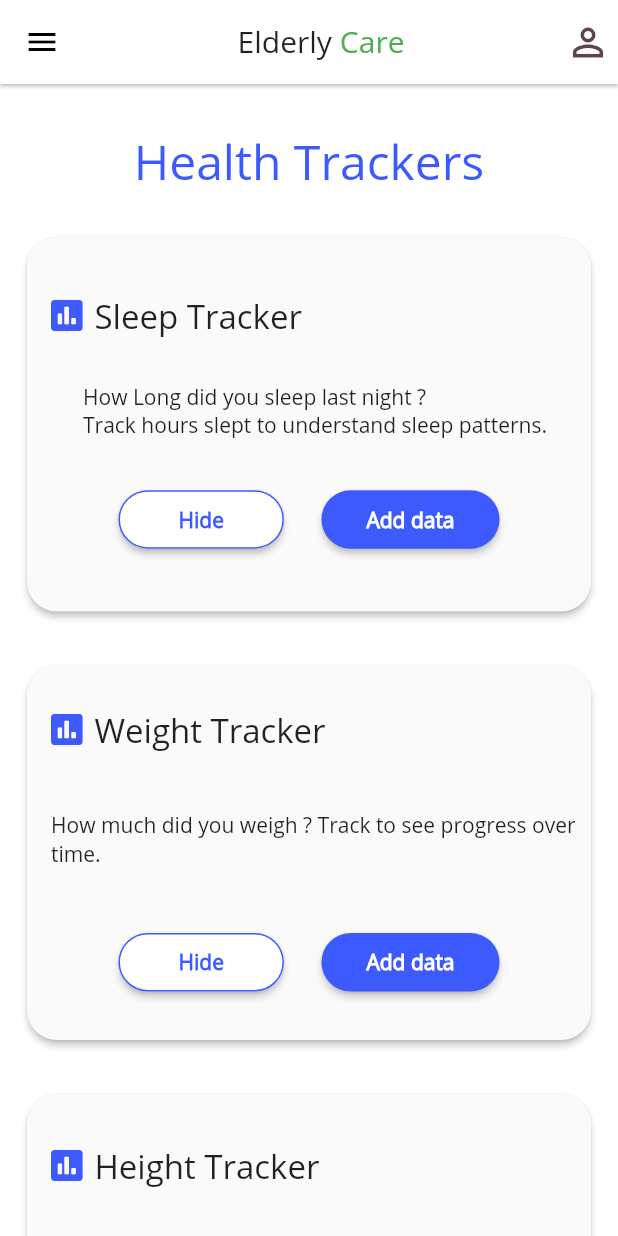
After one commit to adarshbalu/elderly_app, a Flutter app: the TrackerHome screen opened directly, on a phone screen of 412 x 824 dp. The commit adds this screen. Run offline on Flutter 3.47's test engine with Material 2 defaults, Android fonts, the phone set to English and light mode, and no system bars; our stand-ins replace auto_size_text, cloud_firestore, firebase_auth, firebase_storage, flutter_spinkit, font_awesome_flutter and 8 more; missing offline and left inert: firebase_ml_vision, flutter_android, flutter_downloader, flutter_material_pickers, flutter_sms, mlkit and 1 more; accounts and stored records are empty.

Commit message:
Added Tracker Home and Created UI , added link from Home screen

```diff
--- a/lib/screens/home/home_screen.dart
+++ b/lib/screens/home/home_screen.dart
@@ -6,6 +6,7 @@ import 'package:elderly_app/screens/medicine_reminder/medicine_reminder.dart';
 import 'package:elderly_app/screens/notes/note_home_screen.dart';
 import 'package:elderly_app/screens/pages/heart_rate_screen.dart';
 import 'package:elderly_app/screens/relatives/contact_relatives_screen.dart';
+import 'package:elderly_app/screens/trackers/tracker_home.dart';
 import 'package:flutter/material.dart';
 import 'package:flutter/services.dart';
 import 'package:font_awesome_flutter/font_awesome_flutter.dart';
@@ -388,18 +389,21 @@ class _HomeScreenState extends State<HomeScreen> {
                             child: CardButton(
                               height: screenHeight * (20 / 100),
                               width: screenWidth * (35 / 100),
-                              icon: FontAwesomeIcons.walking,
+                              icon: FontAwesomeIcons.notesMedical,
                               size: screenWidth * 0.2,
                               color: Color(0xff3d5afe),
                               borderColor: Color(0xff3d5afe).withOpacity(0.75),
                             ),
                             onTap: () {
-                              Navigator.pushNamed(context, MedicineReminder.id);
+                              Navigator.push(context,
+                                  MaterialPageRoute(builder: (_) {
+                                return TrackerHome();
+                              }));
                             },
                           ),
                           Padding(
                             padding: EdgeInsets.only(top: 8.0),
-                            child: Text('Fitness Track'),
+                            child: Text('Health Tracker'),
                           )
                         ],
                       ),
--- /dev/null
+++ b/lib/screens/trackers/tracker_home.dart
@@ -0,0 +1,164 @@
+import 'package:elderly_app/widgets/app_default.dart';
+import 'package:flutter/material.dart';
+import 'package:font_awesome_flutter/font_awesome_flutter.dart';
+
+class TrackerHome extends StatefulWidget {
+  @override
+  _TrackerHomeState createState() => _TrackerHomeState();
+}
+
+class _TrackerHomeState extends State<TrackerHome> {
+  @override
+  Widget build(BuildContext context) {
+    return Scaffold(
+      appBar: ElderlyAppBar(),
+      drawer: AppDrawer(),
+      body: ListView(
+        children: <Widget>[
+          Center(
+            child: Container(
+              margin: EdgeInsets.fromLTRB(20, 30, 20, 0),
+              child: Text(
+                'Health Trackers',
+                style: TextStyle(
+                  fontSize: 32,
+                  color: Color(0xff3d5afe),
+                ),
+              ),
+            ),
+          ),
+          SizedBox(
+            height: 10,
+          ),
+          TrackerCard(
+            title: 'Sleep Tracker',
+            subTitle:
+                'How Long did you sleep last night ?\nTrack hours slept to understand sleep patterns.',
+            onAdd: () {},
+            onHide: () {},
+          ),
+          TrackerCard(
+            title: 'Weight Tracker',
+            subTitle:
+                '\nHow much did you weigh ? Track to see progress over time.\n',
+            onAdd: () {},
+            onHide: () {},
+          ),
+          TrackerCard(
+            title: 'Height Tracker',
+            subTitle: '\nHow tall are you ? Track to see progress over time.\n',
+            onAdd: () {},
+            onHide: () {},
+          ),
+          TrackerCard(
+            title: 'Blood Glucose',
+            subTitle:
+                '\nWhat\'s your blood sugar level ? Track to chart progress.\n',
+            onAdd: () {},
+            onHide: () {},
+          ),
+          TrackerCard(
+            title: 'Blood Pressure',
+            subTitle:
+                '\nWhat\'s your blood pressure reading ?Track to see progress over time.\n',
+            onAdd: () {},
+            onHide: () {},
+          ),
+        ],
+      ),
+    );
+  }
+}
+
+class TrackerCard extends StatelessWidget {
+  final String title, subTitle;
+  final onHide, onAdd;
+  TrackerCard({this.title, this.onAdd, this.onHide, this.subTitle});
+  @override
+  Widget build(BuildContext context) {
+    return Card(
+      elevation: 2,
+      color: Colors.grey.shade50,
+      margin: EdgeInsets.all(18),
+      shape: RoundedRectangleBorder(borderRadius: BorderRadius.circular(20)),
+      child: Container(
+        padding: EdgeInsets.all(8),
+        width: MediaQuery.of(context).size.width / 1.2,
+        height: MediaQuery.of(context).size.height / 3.3,
+        child: Column(
+          mainAxisSize: MainAxisSize.max,
+          mainAxisAlignment: MainAxisAlignment.spaceEvenly,
+          children: <Widget>[
+            Align(
+              alignment: Alignment.centerLeft,
+              child: Padding(
+                padding: EdgeInsets.only(left: 8.0),
+                child: Row(
+                  mainAxisSize: MainAxisSize.min,
+                  children: <Widget>[
+                    FaIcon(
+                      FontAwesomeIcons.poll,
+                      color: Color(0xff3d5afe),
+                    ),
+                    SizedBox(
+                      width: 8,
+                    ),
+                    Text(
+                      title,
+                      style:
+                          TextStyle(fontWeight: FontWeight.w100, fontSize: 22),
+                    ),
+                  ],
+                ),
+              ),
+            ),
+            Padding(
+              padding: EdgeInsets.only(left: 8.0),
+              child: Text(
+                subTitle,
+                textAlign: TextAlign.left,
+              ),
+            ),
+            Row(
+              mainAxisSize: MainAxisSize.min,
+              mainAxisAlignment: MainAxisAlignment.center,
+              children: <Widget>[
+                RaisedButton(
+                  onPressed: onHide,
+                  elevation: 2,
+                  textColor: Color(0xff3d5afe),
+                  child: Text(
+                    'Hide',
+                    style: TextStyle(fontWeight: FontWeight.bold),
+                  ),
+                  color: Colors.white,
+                  shape: RoundedRectangleBorder(
+                      borderRadius: BorderRadius.circular(20),
+                      side: BorderSide(
+                        color: Color(0xff3d5afe),
+                      )),
+                  padding: EdgeInsets.symmetric(horizontal: 40, vertical: 10),
+                ),
+                SizedBox(
+                  width: 25,
+                ),
+                RaisedButton(
+                    color: Color(0xff3d5afe),
+                    elevation: 2,
+                    textColor: Colors.white,
+                    padding: EdgeInsets.symmetric(horizontal: 30, vertical: 10),
+                    shape: RoundedRectangleBorder(
+                        borderRadius: BorderRadius.circular(20)),
+                    child: Text(
+                      'Add data',
+                      style: TextStyle(fontWeight: FontWeight.bold),
+                    ),
+                    onPressed: onAdd),
+              ],
+            )
+          ],
+        ),
+      ),
+    );
+  }
+}
```
